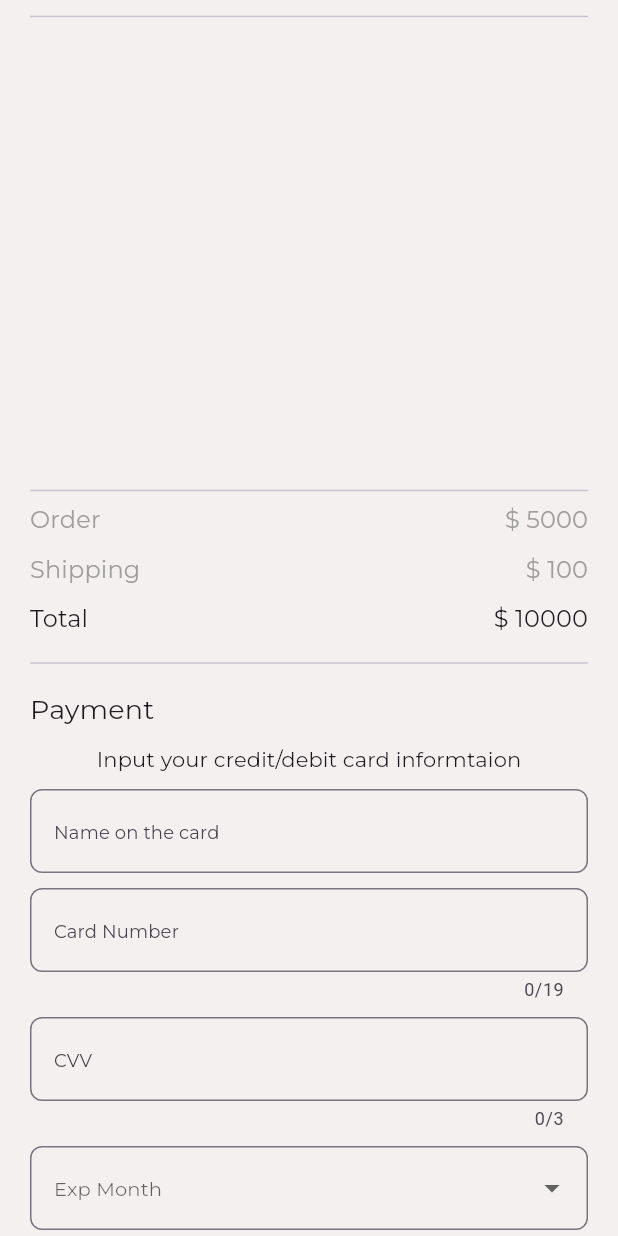
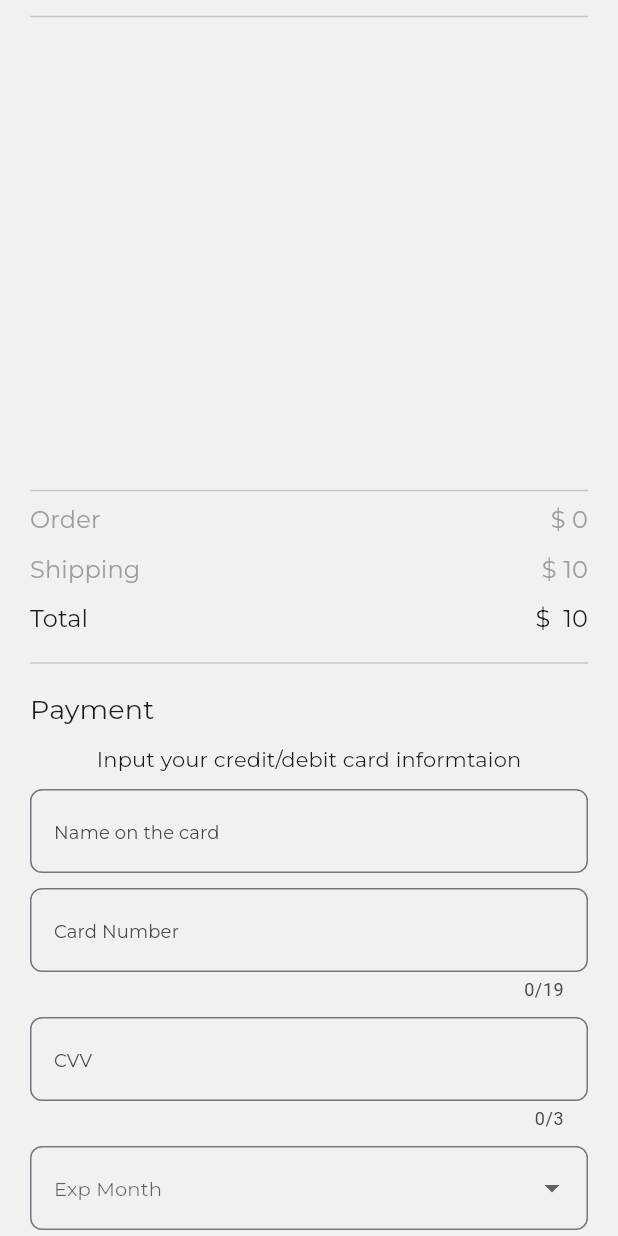
Before and after one commit to Vicktorrh/hackathon-project, a Flutter app: the Checkout screen opened directly, scrolled down 576 dp, on a phone screen of 412 x 824 dp. Run offline on Flutter 3.47's test engine with Material 3 defaults, Android fonts, the phone set to English and light mode, and no system bars; our stand-ins replace cached_network_image, cloud_firestore, firebase_auth, firebase_core, firebase_storage, flutter_secure_storage and 4 more; accounts and stored records are empty.

Commit message:
sixth commit

```diff
--- a/lib/features/cart/cart.dart
+++ b/lib/features/cart/cart.dart
@@ -84,8 +84,9 @@ class _CartState extends State<Cart> {
                                     Navigator.push(
                                         context,
                                         MaterialPageRoute(
-                                            builder: (context) =>
-                                                ProductShop()));
+                                            builder: (context) => ProductShop(
+                                                  user: widget.user,
+                                                )));
                                   }),
                             ],
                           ),
--- a/lib/features/category/categories.dart
+++ b/lib/features/category/categories.dart
@@ -6,11 +6,14 @@ import 'package:hackathanproject/apis/user_products.dart';
 import 'package:hackathanproject/constant/app_color.dart';
 import 'package:hackathanproject/constant/app_image.dart';
 import 'package:hackathanproject/features/product/product_description.dart';
+import 'package:hackathanproject/model/users_model.dart';
 import 'package:hackathanproject/text_styles/text_styles.dart';
 
 class CategoriesScreen extends StatefulWidget {
+  final UserModel user;
   final String category;
-  const CategoriesScreen({super.key, required this.category});
+  const CategoriesScreen(
+      {super.key, required this.category, required this.user});
 
   @override
   State<CategoriesScreen> createState() => _CategoriesScreenState();
@@ -91,6 +94,7 @@ class _CategoriesScreenState extends State<CategoriesScreen> {
                                         builder: (context) =>
                                             ProductDescription(
                                               products: fashionProduct,
+                                              user: widget.user,
                                             )));
                               },
                               child: Card(
--- a/lib/features/checkout/checkout.dart
+++ b/lib/features/checkout/checkout.dart
@@ -19,12 +19,34 @@ class Checkout extends StatefulWidget {
 }
 
 class _CheckoutState extends State<Checkout> {
+  Map<String, dynamic>? user;
   TextEditingController cvv = TextEditingController();
   TextEditingController name = TextEditingController();
   TextEditingController cardNumber = TextEditingController();
 
   final _formKey = GlobalKey<FormState>();
   bool isLoading = false;
+
+  @override
+  void initState() {
+    getUserDetail();
+    super.initState();
+  }
+
+  getUserDetail() async {
+    print("start");
+    var doc = await FirebaseFirestore.instance
+        .collection('users')
+        .doc(FirebaseAuth.instance.currentUser!.uid)
+        .get();
+
+    var data = doc.data();
+    print(data);
+    setState(() {
+      user = data;
+    });
+  }
+
   @override
   Widget build(BuildContext context) {
     return Scaffold(
@@ -114,7 +136,11 @@ class _CheckoutState extends State<Checkout> {
                                         size: 12)),
                               ),
                               SizedBox(height: 10),
-                              TextField(
+                              TextFormField(
+                                inputFormatters: [
+                                  FilteringTextInputFormatter.digitsOnly
+                                ],
+                                keyboardType: TextInputType.number,
                                 decoration: InputDecoration(
                                     border: OutlineInputBorder(
                                         borderRadius: BorderRadius.circular(8)),
@@ -238,7 +264,7 @@ class _CheckoutState extends State<Checkout> {
                                   ),
                                   Spacer(),
                                   Text(
-                                    "\$ ${5000}",
+                                    "\$ ${user?['totalPrice'] ?? 0}",
                                     style: AppTextStyle.body(
                                         size: 16,
                                         fontWeight: FontWeight.normal,
@@ -258,7 +284,7 @@ class _CheckoutState extends State<Checkout> {
                                   ),
                                   Spacer(),
                                   Text(
-                                    '\$ ${100}',
+                                    '\$ ${10}',
                                     style: AppTextStyle.body(
                                         fontWeight: FontWeight.normal,
                                         size: 16,
@@ -277,7 +303,7 @@ class _CheckoutState extends State<Checkout> {
                                   ),
                                   Spacer(),
                                   Text(
-                                    '\$ ${10000}',
+                                    '\$  ${(user?['totalPrice'] ?? 0) + 10}',
                                     style: AppTextStyle.body(
                                         fontWeight: FontWeight.normal,
                                         size: 16),
--- a/lib/features/product/product_description.dart
+++ b/lib/features/product/product_description.dart
@@ -5,13 +5,16 @@ import 'package:flutter/material.dart';
 import 'package:hackathanproject/apis/user_products.dart';
 import 'package:hackathanproject/constant/app_color.dart';
 import 'package:hackathanproject/features/checkout/checkout.dart';
+import 'package:hackathanproject/model/users_model.dart';
 import 'package:hackathanproject/text_styles/text_styles.dart';
 import 'package:hackathanproject/widget/nav_provider.dart';
 import 'package:provider/provider.dart';
 
 class ProductDescription extends StatefulWidget {
   final Map<String, dynamic> products;
-  const ProductDescription({super.key, required this.products});
+  final UserModel user;
+  const ProductDescription(
+      {super.key, required this.products, required this.user});
 
   @override
   State<ProductDescription> createState() => _ProductDescriptionState();
--- a/lib/features/settings/settings.dart
+++ b/lib/features/settings/settings.dart
@@ -3,6 +3,8 @@ import 'package:hackathanproject/apis/auth.dart';
 import 'package:hackathanproject/constant/app_color.dart';
 import 'package:hackathanproject/features/welcome_back/welcome_back.dart';
 import 'package:hackathanproject/text_styles/text_styles.dart';
+import 'package:hackathanproject/widget/nav_provider.dart';
+import 'package:provider/provider.dart';
 
 class Settings extends StatelessWidget {
   const Settings({super.key});
@@ -128,6 +130,7 @@ class Settings extends StatelessWidget {
                   text: 'Logout',
                   onTap: () {
                     AuthService().logout(context);
+                    context.read<NavProvider>().updateCurrentIndex(0);
                   }),
             ],
           ),
--- a/lib/features/welcome_back/welcome_back.dart
+++ b/lib/features/welcome_back/welcome_back.dart
@@ -8,6 +8,8 @@ import 'package:hackathanproject/features/forgot_password/forgot_password.dart';
 import 'package:hackathanproject/global_widget/loading.dart';
 import 'package:hackathanproject/text_styles/text_styles.dart';
 import 'package:hackathanproject/widget/button_nav.dart';
+import 'package:hackathanproject/widget/nav_provider.dart';
+import 'package:provider/provider.dart';
 
 class WelcomeBack extends StatefulWidget {
   const WelcomeBack({super.key});
```
Also changed, not shown: lib/features/category/category.dart (+8 -1 lines), lib/features/homepage/homepage.dart (+74 -11 lines), lib/features/product/product_shop.dart (+10 -4 lines), lib/features/wishlist/wishlist.dart (+6 -3 lines), lib/widget/nav_provider.dart (+9 -5 lines).
